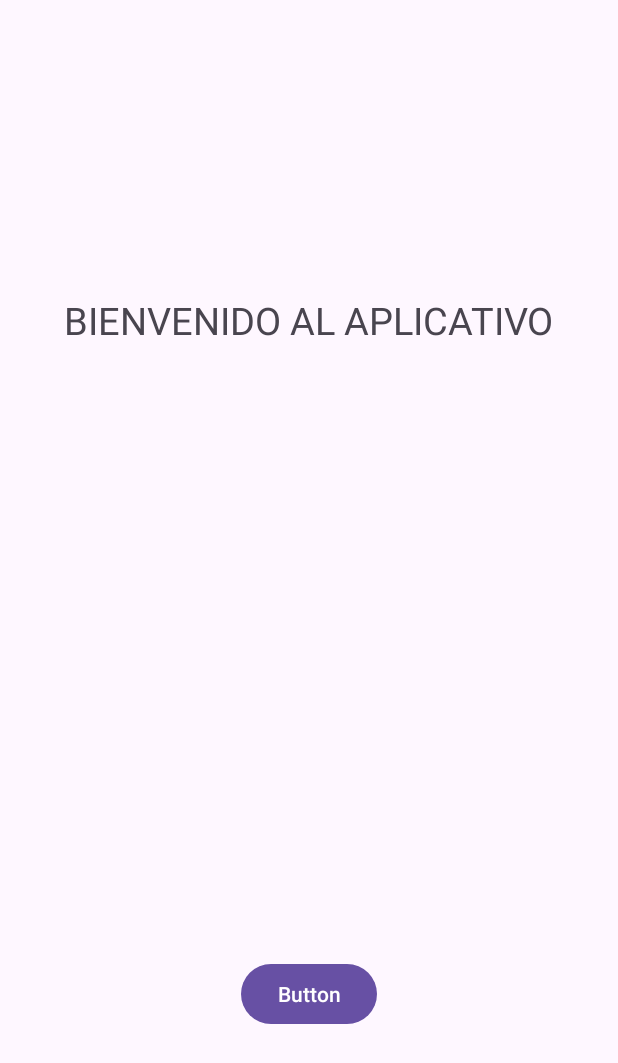
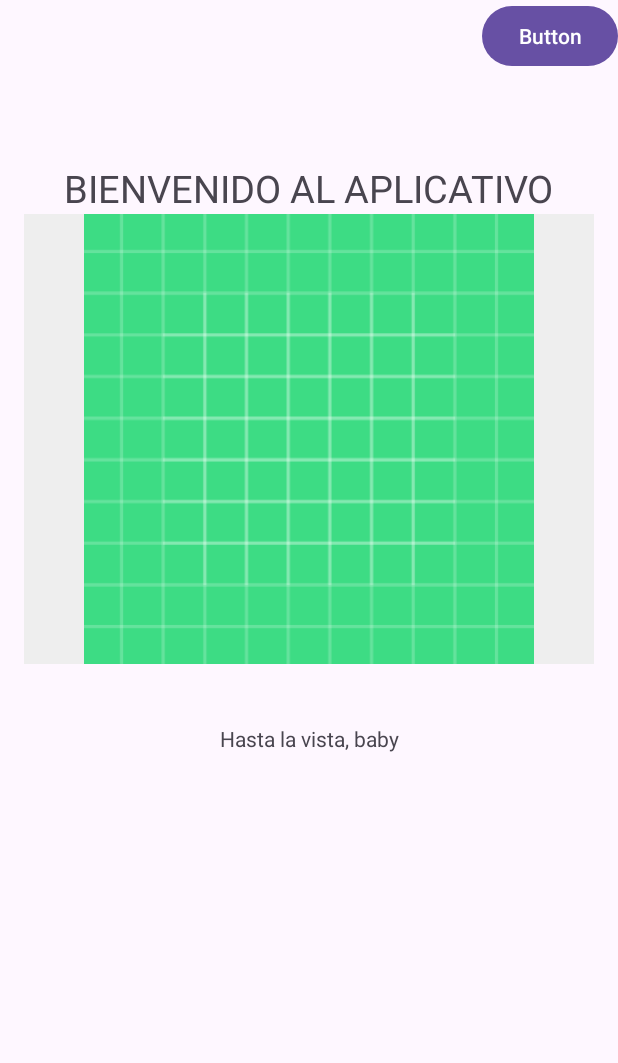
Before and after one commit to christiam007/DI, an Android app: the layout activity_dashboard.xml on its own in the app's theme, with its tools: preview values and no code run, on a phone screen of 412 x 824 dp. Shown: the top 1063 px of the screen. Run offline under Robolectric (Android 15) with nearby library versions, the light colour scheme and no system bars.

Commit message:
5# Dashboard terminado y lectura de json de Firebase

```diff
--- a/Proyecto segundo trimestre/app/src/main/AndroidManifest.xml
+++ b/Proyecto segundo trimestre/app/src/main/AndroidManifest.xml
@@ -1,6 +1,7 @@
 <?xml version="1.0" encoding="utf-8"?>
 <manifest xmlns:android="http://schemas.android.com/apk/res/android"
     xmlns:tools="http://schemas.android.com/tools">
+
 
     <application
         android:allowBackup="true"
@@ -10,6 +11,7 @@
         android:label="@string/app_name"
         android:roundIcon="@mipmap/ic_launcher_round"
         android:supportsRtl="true"
+        android:usesCleartextTraffic="true"
         android:theme="@style/Theme.Proyecto_Firebase"
         tools:targetApi="31">
         <activity
--- a/Proyecto segundo trimestre/app/src/main/res/layout/activity_dashboard.xml
+++ b/Proyecto segundo trimestre/app/src/main/res/layout/activity_dashboard.xml
@@ -8,26 +8,56 @@
     tools:context=".DashboardActivity">
 
     <TextView
-        android:id="@+id/textView4"
+        android:id="@+id/tvTitulo"
         android:layout_width="wrap_content"
         android:layout_height="wrap_content"
-        android:layout_marginTop="196dp"
+        android:layout_marginTop="108dp"
         android:text="BIENVENIDO AL APLICATIVO"
         android:textSize="25sp"
         app:layout_constraintEnd_toEndOf="parent"
         app:layout_constraintStart_toStartOf="parent"
         app:layout_constraintTop_toTopOf="parent" />
 
+    <ImageView
+        android:id="@+id/ivPelicula"
+        android:layout_width="match_parent"
+        android:layout_height="300dp"
+        android:layout_marginStart="16dp"
+        android:layout_marginEnd="16dp"
+        android:scaleType="fitCenter"
+        android:adjustViewBounds="true"
+        android:background="#EEEEEE"
+        app:layout_constraintEnd_toEndOf="parent"
+        app:layout_constraintStart_toStartOf="parent"
+        app:layout_constraintTop_toBottomOf="@+id/tvTitulo"
+        app:layout_constraintVertical_bias="0.128"
+        tools:src="@drawable/ic_launcher_background"/>
+
+    <TextView
+        android:id="@+id/tvDescripcion"
+        android:layout_width="0dp"
+        android:layout_height="wrap_content"
+        app:layout_constraintEnd_toEndOf="parent"
+        app:layout_constraintStart_toStartOf="parent"
+        app:layout_constraintTop_toBottomOf="@id/ivPelicula"
+        android:layout_marginTop="40dp"
+        android:layout_marginLeft="10dp"
+        android:layout_marginRight="10dp"
+        android:text="Hasta la vista, baby"
+        android:gravity="center"/>
+
+
     <Button
         android:id="@+id/btnCerrarSesion"
         android:layout_width="wrap_content"
         android:layout_height="wrap_content"
+        android:layout_marginBottom="292dp"
         android:text="Button"
-        app:layout_constraintBottom_toBottomOf="parent"
+        app:layout_constraintTop_toTopOf="parent"
         app:layout_constraintEnd_toEndOf="parent"
-        app:layout_constraintStart_toStartOf="parent"
-        app:layout_constraintTop_toBottomOf="@+id/textView4"
-        app:layout_constraintVertical_bias="0.748" />
+
+        />
+
 
 
 </androidx.constraintlayout.widget.ConstraintLayout>
```
Also changed, not shown: Proyecto segundo trimestre/app/build.gradle (+7 -0 lines), Proyecto segundo trimestre/app/src/main/java/com/example/proyecto_firebase/DashboardActivity.java (+70 -7 lines).
